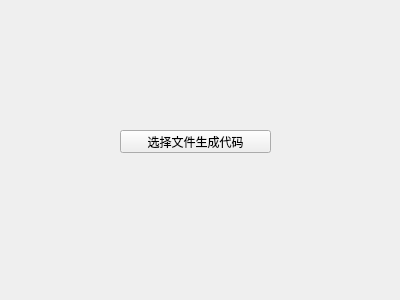
First picture: the form in widget.ui, repository byaizz/AutoCode, before the edit.
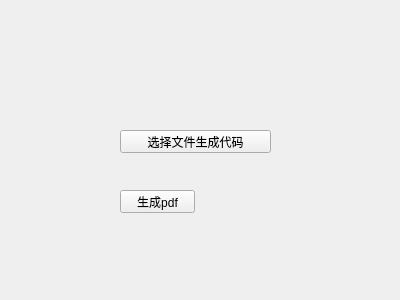
Second picture: the form after the edit.

The edit to the form file:
```diff
--- a/widget.ui
+++ b/widget.ui
@@ -25,6 +25,28 @@
    <property name="text">
     <string>选择文件生成代码</string>
    </property>
+   <property name="checkable">
+    <bool>true</bool>
+   </property>
+   <property name="default">
+    <bool>false</bool>
+   </property>
+   <property name="flat">
+    <bool>false</bool>
+   </property>
+  </widget>
+  <widget class="QPushButton" name="pushButton_2">
+   <property name="geometry">
+    <rect>
+     <x>120</x>
+     <y>190</y>
+     <width>75</width>
+     <height>23</height>
+    </rect>
+   </property>
+   <property name="text">
+    <string>生成pdf</string>
+   </property>
   </widget>
  </widget>
  <layoutdefault spacing="6" margin="11"/>
```
